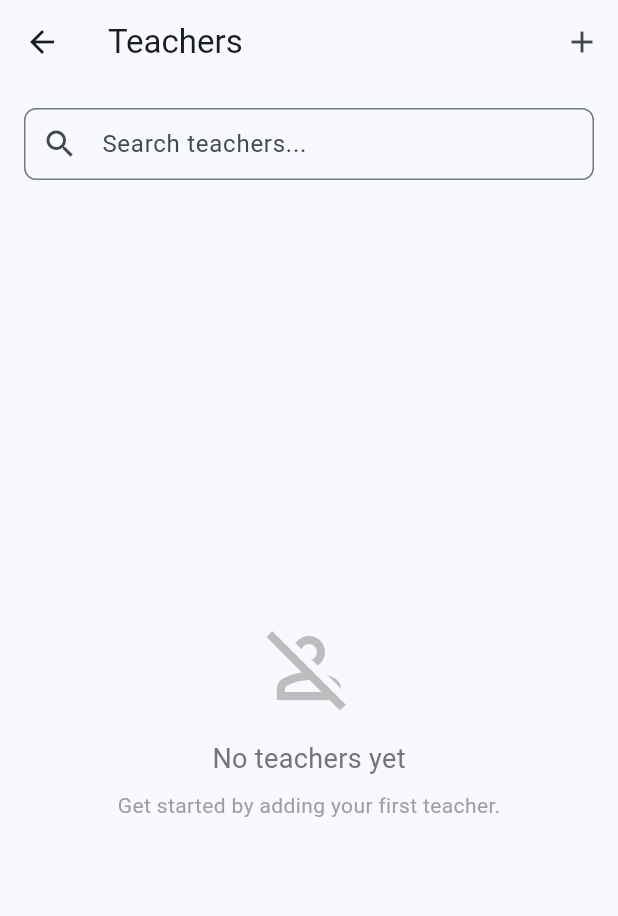
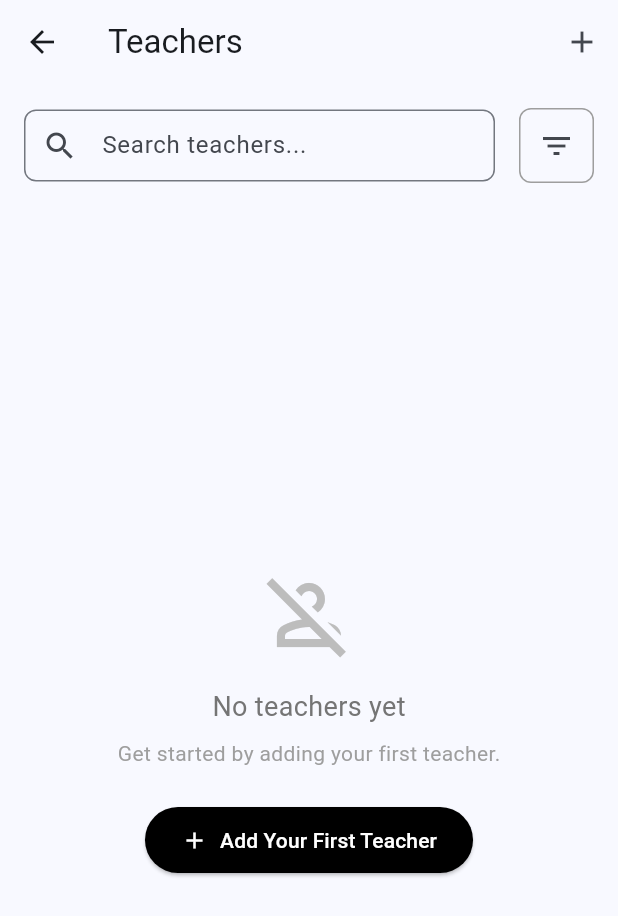
Before and after one commit to Farhod-1/edu-markaz, a Flutter app: the TeachersPage screen opened directly, on a phone screen of 412 x 824 dp. Shown: the top 916 px of the screen. Run offline on Flutter 3.47's test engine with Material 3 defaults, Android fonts, the phone set to English and light mode, and no system bars; our stand-ins replace flutter_secure_storage; accounts and stored records are empty; network calls fail.

Commit message:
adding features

```diff
--- a/lib/pages/teachers_page.dart
+++ b/lib/pages/teachers_page.dart
@@ -64,6 +64,9 @@ class _TeachersPageState extends State<TeachersPage> {
         children: [
           Padding(
             padding: const EdgeInsets.all(16.0),
+            child: Row(
+              children: [
+                Expanded(
                   child: TextField(
                     decoration: InputDecoration(
                       hintText: 'Search teachers...',
@@ -76,6 +79,22 @@ class _TeachersPageState extends State<TeachersPage> {
                     onChanged: (value) {
                       // TODO: Implement local search or API search
                     },
+                  ),
+                ),
+                const SizedBox(width: 16),
+                Container(
+                  decoration: BoxDecoration(
+                    border: Border.all(color: Colors.grey),
+                    borderRadius: BorderRadius.circular(8.0),
+                  ),
+                  child: IconButton(
+                    icon: const Icon(Icons.filter_list),
+                    onPressed: () {
+                      // TODO: Implement filter
+                    },
+                  ),
+                ),
+              ],
             ),
           ),
           Expanded(
@@ -109,6 +128,22 @@ class _TeachersPageState extends State<TeachersPage> {
                                 const Text(
                                   'Get started by adding your first teacher.',
                                   style: TextStyle(color: Colors.grey),
+                                ),
+                                const SizedBox(height: 24),
+                                ElevatedButton.icon(
+                                  onPressed: () {
+                                    // TODO: Implement create teacher
+                                    ScaffoldMessenger.of(context).showSnackBar(
+                                      const SnackBar(content: Text('Create Teacher feature coming soon')),
+                                    );
+                                  },
+                                  icon: const Icon(Icons.add),
+                                  label: const Text('Add Your First Teacher'),
+                                  style: ElevatedButton.styleFrom(
+                                    backgroundColor: Colors.black,
+                                    foregroundColor: Colors.white,
+                                    padding: const EdgeInsets.symmetric(horizontal: 24, vertical: 12),
+                                  ),
                                 ),
                               ],
                             ),
```
Also changed, not shown: lib/pages/parents_page.dart (+35 -0 lines). Lines whose indentation alone changed are shown as unchanged.
